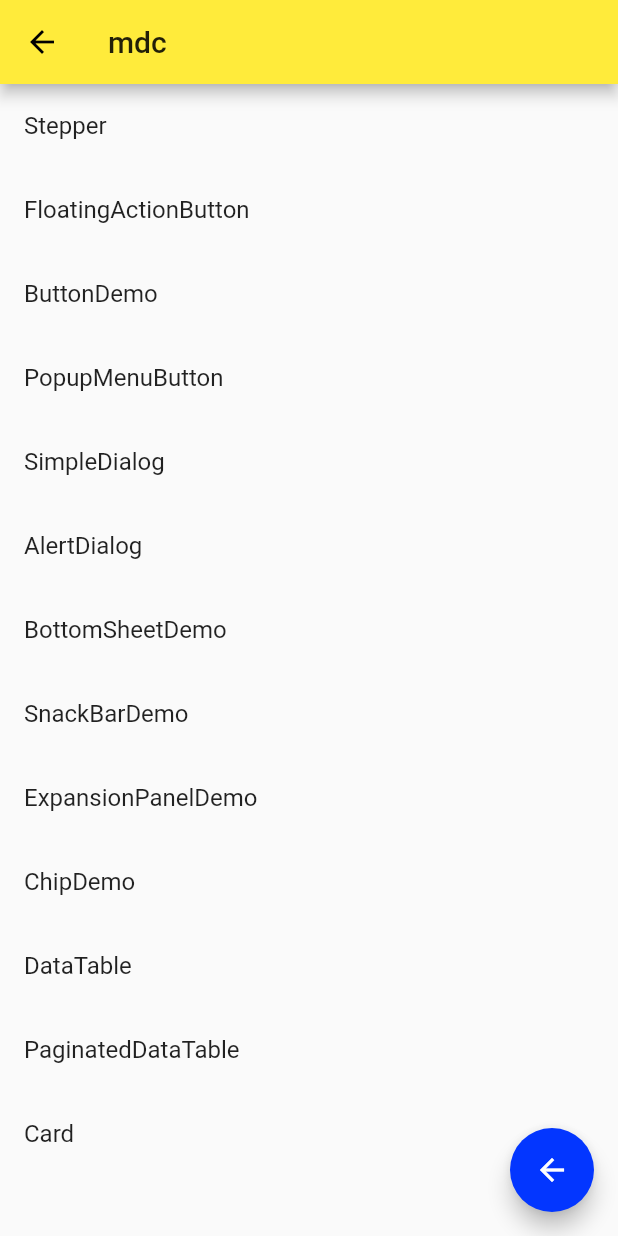
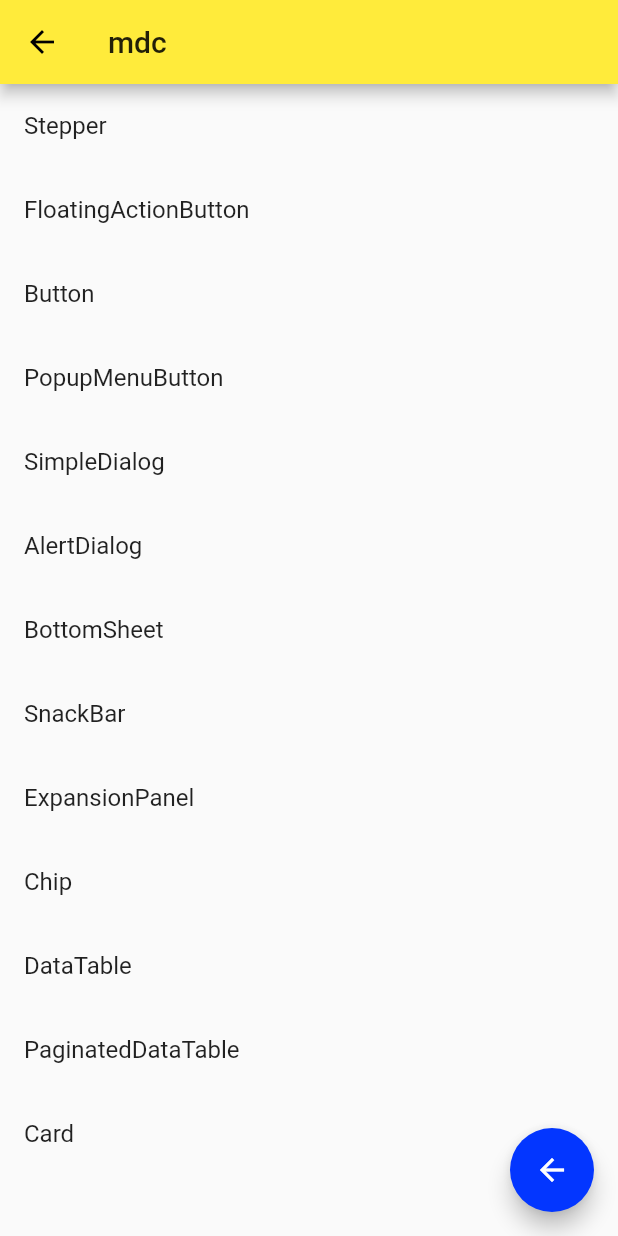
Before and after one commit to symboll/red, a Flutter app: the screen it shows after launch, after a tap on "mdc", on a phone screen of 412 x 824 dp. Run offline on Flutter 3.47's test engine with Material 2 defaults, Android fonts, the phone set to English and light mode, and no system bars; network calls fail.

Commit message:
feat: add state-management

```diff
--- a/app/lib/demo/form/index.dart
+++ b/app/lib/demo/form/index.dart
@@ -1,5 +1,6 @@
 import 'package:flutter/material.dart';
-import '../material/index.dart' show ListItem;
+import '../list_demo.dart';
+
 import './register_form_demo.dart';
 import './checkbox_demo.dart';
 import './radio_demo.dart';
@@ -17,7 +18,7 @@ class FormComponents extends StatelessWidget {
       body: ListView(
         children: [
           ListItem(
-            title: 'RegisterDemo',
+            title: 'Register',
             page: RegisterFormDemo(),
           ),
           ListItem(
--- /dev/null
+++ b/app/lib/demo/list_demo.dart
@@ -0,0 +1,23 @@
+import 'package:flutter/material.dart';
+
+class ListItem extends StatelessWidget {
+  final String title;
+  final Widget page;
+
+  ListItem({
+    this.title,
+    this.page
+  });
+
+  @override
+  Widget build(BuildContext context) {
+    return ListTile(
+      title: Text(title),
+      onTap: () {
+        Navigator.of(context).push(
+          MaterialPageRoute(builder: (context) => page)
+        );
+      },
+    );
+  }
+}
--- a/app/lib/demo/material/index.dart
+++ b/app/lib/demo/material/index.dart
@@ -1,5 +1,7 @@
 
 import 'package:flutter/material.dart';
+import '../list_demo.dart';
+
 import 'button_demo.dart';
 import 'chip_demo.dart';
 import 'expansion_panel_demo.dart';
@@ -31,7 +33,7 @@ class MaterialComponents extends StatelessWidget {
             page: FloatingActionButtonDemo(),
           ),
           ListItem(
-            title: 'ButtonDemo',
+            title: 'Button',
             page: ButtonDemo(),
           ),
           ListItem(
@@ -47,19 +49,19 @@ class MaterialComponents extends StatelessWidget {
             page: AlertDialogDemo(),
           ),
           ListItem(
-            title: 'BottomSheetDemo',
+            title: 'BottomSheet',
             page: BottomSheetDemo(),
           ),
           ListItem(
-            title: 'SnackBarDemo',
+            title: 'SnackBar',
             page: SnackBarDemo(),
           ),
           ListItem(
-            title: 'ExpansionPanelDemo',
+            title: 'ExpansionPanel',
             page: ExpansionPanelDemo(),
           ),
           ListItem(
-            title: 'ChipDemo',
+            title: 'Chip',
             page: ChipDemo(),
           ),
           ListItem(
@@ -85,26 +87,3 @@ class MaterialComponents extends StatelessWidget {
     );
   }
 }
-
-
-class ListItem extends StatelessWidget {
-  final String title;
-  final Widget page;
-
-  ListItem({
-    this.title,
-    this.page
-  });
-
-  @override
-  Widget build(BuildContext context) {
-    return ListTile(
-      title: Text(title),
-      onTap: () {
-        Navigator.of(context).push(
-          MaterialPageRoute(builder: (context) => page)
-        );
-      },
-    );
-  }
-}
--- a/app/lib/demo/navigator_demo.dart
+++ b/app/lib/demo/navigator_demo.dart
@@ -59,6 +59,13 @@ class NavigatorDemo extends StatelessWidget {
                 style: _style,
                 child: Text('mdc')
               ),
+              TextButton(
+                onPressed: () {
+                  Navigator.pushNamed(context, '/state');
+                },
+                style: _style,
+                child: Text('state')
+              ),
             ],
           )
         ],
--- a/app/lib/main.dart
+++ b/app/lib/main.dart
@@ -10,6 +10,7 @@ import 'demo/sliver_demo.dart';
 import 'demo/navigator_demo.dart' as Nav;
 import 'demo/form/index.dart';
 import 'demo/material/index.dart';
+import 'demo/state/index.dart';
 void main () => runApp(App());
 
 class App extends StatelessWidget {
@@ -23,8 +24,9 @@ class App extends StatelessWidget {
         '/': (context) => Nav.NavigatorDemo(),
         '/home': (context) => Home(),
         '/about': (context) => Nav.Page(title: 'About'),
-        '/form': (content)=> FormComponents(),
-        '/mdc': (content) => MaterialComponents()
+        '/form': (context)=> FormComponents(),
+        '/mdc': (context) => MaterialComponents(),
+        '/state': (context) => StateComponents()
       },
       theme: ThemeData(
         primarySwatch: Colors.yellow,
--- a/app/pubspec.yaml
+++ b/app/pubspec.yaml
@@ -24,6 +24,7 @@ dependencies:
   flutter:
     sdk: flutter
   intl: 0.17.0
+  scoped_model: 1.1.0
   # The following adds the Cupertino Icons font to your application.
   # Use with the CupertinoIcons class for iOS style icons.
   cupertino_icons: ^1.0.0
```
Also changed, not shown: app/lib/demo/form/t.dart (deleted, +0 -35 lines), app/lib/demo/state/index.dart (added, +40 -0 lines), app/lib/demo/state/inherited_demo.dart (added, +78 -0 lines), app/lib/demo/state/scoped_model_demo.dart (added, +61 -0 lines), app/lib/demo/state/state_management.dart (added, +46 -0 lines), app/pubspec.lock.
